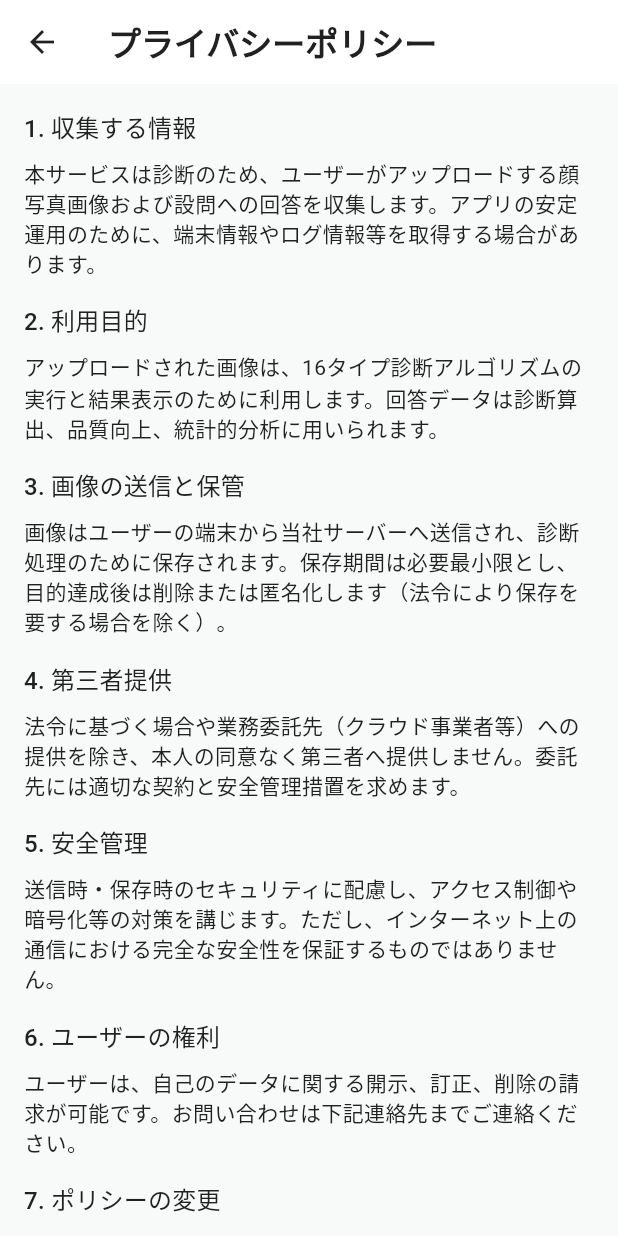
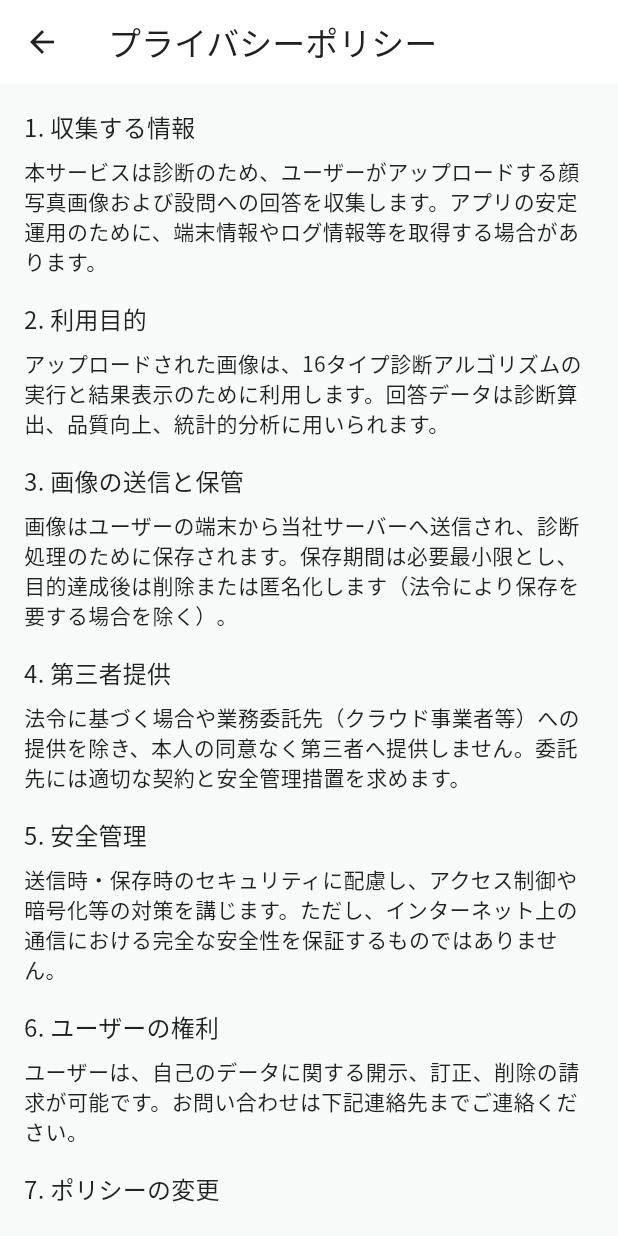
Before and after one commit to funachandesu/kaotype, a Flutter app: the screen it shows after launch, after a tap on "プライバシーポリシー", on a phone screen of 412 x 824 dp. Run offline on Flutter 3.47's test engine with Material 3 defaults, Android fonts, the phone set to English and light mode, and no system bars; our stand-ins replace dio, flutter_riverpod, google_fonts, image_picker, share_plus.

Commit message:
再ビルド

```diff
--- a/lib/core/app_theme.dart
+++ b/lib/core/app_theme.dart
@@ -1,8 +1,8 @@
 // lib/core/app_theme.dart
 import 'package:flutter/material.dart';
+import 'package:google_fonts/google_fonts.dart';
 
 /// 16Pっぽい緑ベース + 補色（紫）
-/// スクショから抽出した近似色
 class KaotypeColors {
   static const Color greenMain = Color(0xFF127158); // 濃緑（主）
   static const Color greenLight = Color(0xFF46C5A1); // 明るいアクセント
@@ -15,7 +15,7 @@ class KaotypeColors {
 ThemeData buildKaotypeTheme(Brightness brightness) {
   final isDark = brightness == Brightness.dark;
 
-  // ColorScheme を直接定義（Seedではなく手動で揃える）
+  // 手動 ColorScheme
   final scheme = ColorScheme(
     brightness: brightness,
     primary: KaotypeColors.greenMain,
@@ -34,13 +34,22 @@ ThemeData buildKaotypeTheme(Brightness brightness) {
     onError: Colors.white,
     surface: isDark ? const Color(0xFF121212) : Colors.white,
     onSurface: isDark ? Colors.white : const Color(0xFF212121),
-    surfaceContainerHighest: KaotypeColors.grayBg, // Flutter 3.22+のみ使用
+    surfaceContainerHighest: KaotypeColors.grayBg, // 3.22+のみ使用
     outline: Colors.black12,
   );
 
+  // ★ Noto Sans JP を採用（色も適用）、fontFamily も明示
+  final jpTextTheme = GoogleFonts.notoSansJpTextTheme().apply(
+    bodyColor: scheme.onSurface,
+    displayColor: scheme.onSurface,
+  );
+  final fontFamily = GoogleFonts.notoSansJp().fontFamily;
+
   return ThemeData(
+    useMaterial3: true,
     colorScheme: scheme,
-    useMaterial3: true,
+    textTheme: jpTextTheme,
+    fontFamily: fontFamily,
     scaffoldBackgroundColor: isDark
         ? const Color(0xFF101314)
         : const Color(0xFFF7FAF8),
@@ -48,9 +57,6 @@ ThemeData buildKaotypeTheme(Brightness brightness) {
       backgroundColor: scheme.surface,
       foregroundColor: scheme.onSurface,
       elevation: 0,
-    ),
-    textTheme: const TextTheme(
-      titleLarge: TextStyle(fontWeight: FontWeight.bold),
     ),
     filledButtonTheme: FilledButtonThemeData(
       style: FilledButton.styleFrom(
--- a/pubspec.yaml
+++ b/pubspec.yaml
@@ -41,6 +41,7 @@ dependencies:
   share_plus: ^10.0.2
   path_provider: ^2.1.4
   flutter_launcher_icons: ^0.13.1
+  google_fonts: ^6.2.1
 
 flutter_icons:
   android: true
```
Also changed, not shown: pubspec.lock, 558 other files.
